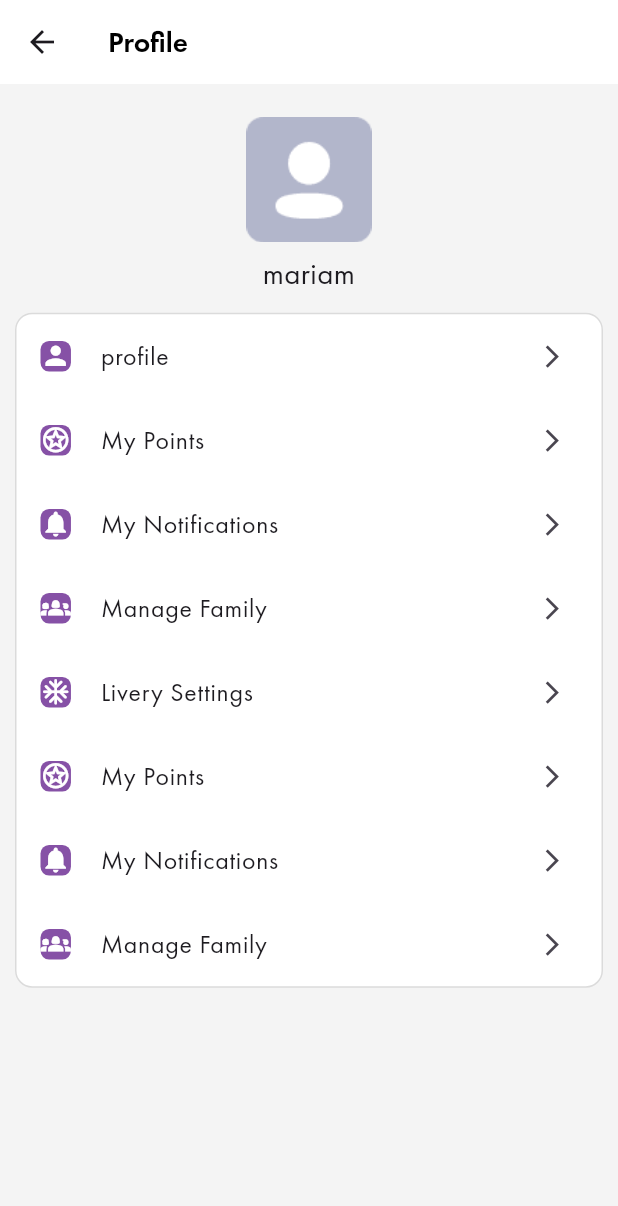
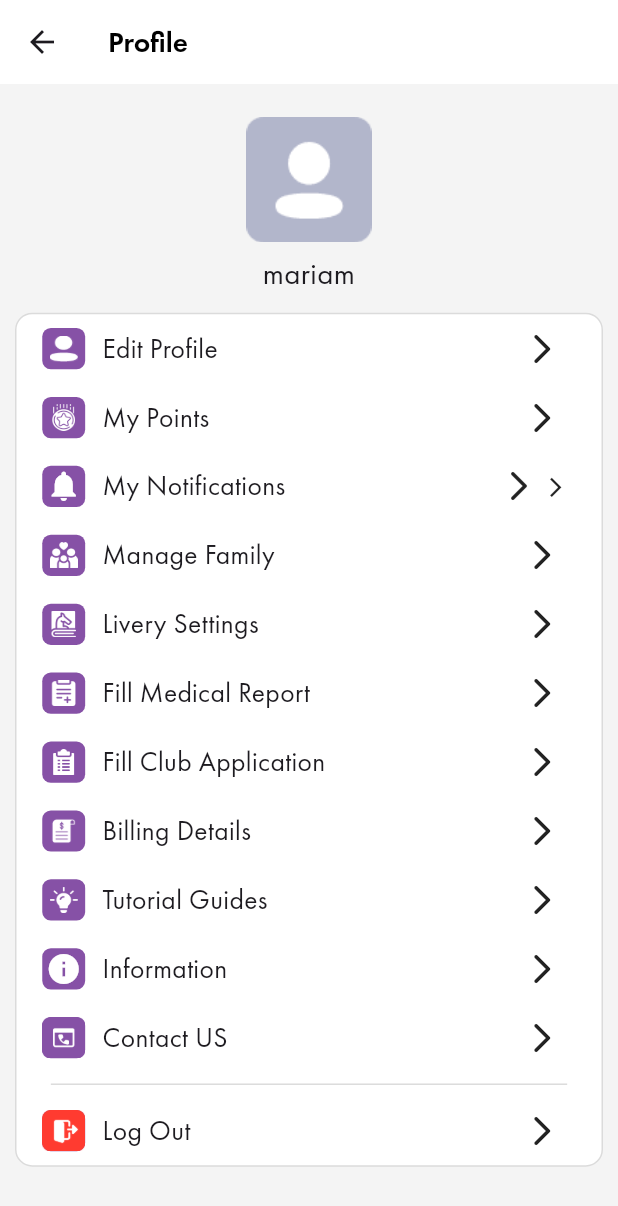
Before and after one commit to Mariamsamy26/equina_app, a Flutter app: the ProfileScreen screen opened directly, on a phone screen of 412 x 824 dp. Shown: the top 1206 px of the screen. Run offline on Flutter 3.47's test engine with Material 3 defaults, Android fonts, the phone set to English and light mode, and no system bars; our stand-ins replace convex_bottom_bar, dio, firebase_auth, firebase_core, flutter_rating_bar, flutter_screenutil and 4 more; accounts and stored records are empty; statements that could not run were skipped.

Commit message:
profile screen

```diff
--- a/lib/app/profile_cycle/views/profile_screen.dart
+++ b/lib/app/profile_cycle/views/profile_screen.dart
@@ -1,3 +1,4 @@
+import 'package:equina_task/app/profile_cycle/widgets/custom_profile_item.dart';
 import 'package:equina_task/helpers/application_dimentions.dart';
 import 'package:equina_task/styles/colors.dart';
 import 'package:equina_task/styles/text_mang.dart';
@@ -45,128 +46,199 @@ class ProfileScreen extends StatelessWidget {
               ),
               child: Column(
                 children: [
-                  ListTile(
-                    leading: Container(
+                  CustomProfileItem(
+                    title: 'Edit Profile',
+                    imgPath: 'assets/images/edit_profile.png',
+                  ),
+                  CustomProfileItem(
+                    title: 'My Points',
+                    imgPath: 'assets/images/points.png',
+                  ),
+
+                  Padding(
+                    padding: EdgeInsets.symmetric(
+                      vertical: 5.h,
+                      horizontal: 10.w,
+                    ),
+                    child: Row(
+                      children: [
+                        SizedBox(width: 5.w),
+                        SizedBox(
+                          width: 25.w,
+                          height: 23.h,
+                          child: Container(
                             decoration: BoxDecoration(
                               color: mainPurble,
-                        borderRadius: BorderRadius.all(Radius.circular(5.r)),
+                              borderRadius: BorderRadius.all(
+                                Radius.circular(5.r),
+                              ),
                             ),
 
-                      child: Icon(Icons.person, size: 17.dm, color: white),
+                            child: Icon(Icons.notifications, color: white),
                           ),
-                    title: Text("profile"),
-                    trailing: Icon(Icons.arrow_forward_ios, size: 15.dm),
                         ),
-                  ListTile(
-                    leading: Container(
+                        SizedBox(width: 10.w),
+                        Text(
+                          "My Notifications",
+                          style: TextManager.regular(fontSize: 16),
+                        ),
+                        Spacer(),
+                        Padding(
+                          padding: const EdgeInsets.all(5.0),
+                          child: Icon(Icons.arrow_forward_ios_rounded),
+                        ),
+                        Icon(Icons.arrow_forward_ios, size: 13.dm),
+                        SizedBox(width: 10.w),
+                      ],
+                    ),
+                  ),
+
+                  CustomProfileItem(
+                    title: 'Manage Family',
+                    imgPath: 'assets/images/family.png',
+                  ),
+                  CustomProfileItem(
+                    title: 'Livery Settings',
+                    imgPath: 'assets/images/book.png',
+                  ),
+                  CustomProfileItem(
+                    title: 'Fill Medical Report',
+                    imgPath: 'assets/images/medical_report.png',
+                  ),
+                  CustomProfileItem(
+                    title: 'Fill Club Application',
+                    imgPath: 'assets/images/clipboard.png',
+                  ),
+                  CustomProfileItem(
+                    title: 'Billing Details',
+                    imgPath: 'assets/images/bill.png',
+                  ),
+                  CustomProfileItem(
+                    title: 'Tutorial Guides',
+                    imgPath: 'assets/images/idea.png',
+                  ),
+
+                  Padding(
+                    padding: EdgeInsets.symmetric(
+                      vertical: 5.h,
+                      horizontal: 10.w,
+                    ),
+                    child: Row(
+                      children: [
+                        SizedBox(width: 5.w),
+                        SizedBox(
+                          width: 25.w,
+                          height: 23.h,
+                          child: Container(
                             decoration: BoxDecoration(
                               color: mainPurble,
-                        borderRadius: BorderRadius.all(Radius.circular(5.r)),
+                              borderRadius: BorderRadius.all(
+                                Radius.circular(5.r),
+                              ),
                             ),
 
-                      child: Icon(
-                        Icons.stars_outlined,
-                        size: 17.dm,
-                        color: white,
+                            child: Icon(Icons.info, color: white),
                           ),
                         ),
-                    title: Text("My Points"),
-                    trailing: Icon(Icons.arrow_forward_ios, size: 15.dm),
+                        SizedBox(width: 10.w),
+                        Text(
+                          "Information",
+                          style: TextManager.regular(fontSize: 16),
                         ),
-                  ListTile(
-                    leading: Container(
+                        Spacer(),
+                        Padding(
+                          padding: const EdgeInsets.all(5.0),
+                          child: Icon(Icons.arrow_forward_ios_rounded),
+                        ),
+                        // Icon(Icons.arrow_forward_ios, size: 13.dm),
+                        SizedBox(width: 10.w),
+                      ],
+                    ),
+                  ),
+
+                  Padding(
+                    padding: EdgeInsets.symmetric(
+                      vertical: 5.h,
+                      horizontal: 10.w,
+                    ),
+                    child: Row(
+                      children: [
+                        SizedBox(width: 5.w),
+                        SizedBox(
+                          width: 25.w,
+                          height: 23.h,
+                          child: Container(
                             decoration: BoxDecoration(
                               color: mainPurble,
-                        borderRadius: BorderRadius.all(Radius.circular(5.r)),
+                              borderRadius: BorderRadius.all(
+                                Radius.circular(5.r),
+                              ),
                             ),
 
-                      child: Icon(
-                        Icons.notifications,
-                        size: 17.dm,
-                        color: white,
+                            child: Image.asset(
+                              "assets/images/contact-us.png",
+                              fit: BoxFit.fill,
                             ),
                           ),
-                    title: Text("My Notifications"),
-                    trailing: Icon(Icons.arrow_forward_ios, size: 15.dm),
                         ),
-                  ListTile(
-                    leading: Container(
+                        SizedBox(width: 10.w),
+                        Text(
+                          "Contact US",
+                          style: TextManager.regular(fontSize: 16),
+                        ),
+                        Spacer(),
+                        Padding(
+                          padding: const EdgeInsets.all(5.0),
+                          child: Icon(Icons.arrow_forward_ios_rounded),
+                        ),
+                        // Icon(Icons.arrow_forward_ios, size: 13.dm),
+                        SizedBox(width: 10.w),
+                      ],
+                    ),
+                  ),
+
+                  Divider(color: greyBorder, indent: 20.w, endIndent: 20.w),
+
+                  Padding(
+                    padding: EdgeInsets.symmetric(
+                      vertical: 5.h,
+                      horizontal: 10.w,
+                    ),
+                    child: Row(
+                      children: [
+                        SizedBox(width: 5.w),
+                        SizedBox(
+                          width: 25.w,
+                          height: 23.h,
+                          child: Container(
                             decoration: BoxDecoration(
                               color: mainPurble,
-                        borderRadius: BorderRadius.all(Radius.circular(5.r)),
+                              borderRadius: BorderRadius.all(
+                                Radius.circular(5.r),
+                              ),
                             ),
 
-                      child: Icon(
-                        Icons.groups_2,
-                        size: 17.dm,
-                        color: white,
+                            child: Image.asset(
+                              "assets/images/logout.png",
+                              fit: BoxFit.fill,
                             ),
                           ),
-                    title: Text("Manage Family"),
-                    trailing: Icon(Icons.arrow_forward_ios, size: 15.dm),
                         ),
-
-                  ListTile(
-                    leading: Container(
-                      decoration: BoxDecoration(
-                        color: mainPurble,
-                        borderRadius: BorderRadius.all(Radius.circular(5.r)),
+                        SizedBox(width: 10.w),
+                        Text(
+                          "Log Out",
+                          style: TextManager.regular(fontSize: 16),
                         ),
-
-                      child: Icon(Icons.ac_unit_rounded, size: 17.dm, color: white),
+                        Spacer(),
+                        Padding(
+                          padding: const EdgeInsets.all(5.0),
+                          child: Icon(Icons.arrow_forward_ios_rounded),
                         ),
-                    title: Text("Livery Settings"),
-                    trailing: Icon(Icons.arrow_forward_ios, size: 15.dm),
-                  ),
-                  ListTile(
-                    leading: Container(
-                      decoration: BoxDecoration(
-                        color: mainPurble,
-                        borderRadius: BorderRadius.all(Radius.circular(5.r)),
-                      ),
-
-                      child: Icon(
-                        Icons.stars_outlined,
-                        size: 17.dm,
-                        color: white,
+                        // Icon(Icons.arrow_forward_ios, size: 13.dm),
+                        SizedBox(width: 10.w),
+                      ],
                     ),
                   ),
-                    title: Text("My Points"),
-                    trailing: Icon(Icons.arrow_forward_ios, size: 15.dm),
-                  ),
-                  ListTile(
-                    leading: Container(
-                      decoration: BoxDecoration(
-                        color: mainPurble,
-                        borderRadius: BorderRadius.all(Radius.circular(5.r)),
-                      ),
-
-                      child: Icon(
-                        Icons.notifications,
-                        size: 17.dm,
-                        color: white,
-                      ),
-                    ),
-                    title: Text("My Notifications"),
-                    trailing: Icon(Icons.arrow_forward_ios, size: 15.dm),
-                  ),
-                  ListTile(
-                    leading: Container(
-                      decoration: BoxDecoration(
-                        color: mainPurble,
-                        borderRadius: BorderRadius.all(Radius.circular(5.r)),
-                      ),
-
-                      child: Icon(
-                        Icons.groups_2,
-                        size: 17.dm,
-                        color: white,
-                      ),
-                    ),
-                    title: Text("Manage Family"),
-                    trailing: Icon(Icons.arrow_forward_ios, size: 15.dm),
-                  ),
-
                 ],
               ),
             ),
--- /dev/null
+++ b/lib/app/profile_cycle/widgets/custom_profile_item.dart
@@ -0,0 +1,51 @@
+import 'package:equina_task/styles/colors.dart';
+import 'package:equina_task/styles/text_mang.dart';
+import 'package:flutter/material.dart';
+import 'package:flutter_screenutil/flutter_screenutil.dart';
+
+class CustomProfileItem extends StatelessWidget {
+  final String imgPath;
+  final String title;
+
+  const CustomProfileItem({
+    super.key,
+    required this.title,
+    required this.imgPath,
+  });
+
+  @override
+  Widget build(BuildContext context) {
+    return Padding(
+      padding: EdgeInsets.symmetric(vertical: 5.h, horizontal: 10.w),
+      child: Row(
+        children: [
+          SizedBox(width: 5.w),
+          SizedBox(
+            width: 25.w,
+            height: 23.h,
+            child: Container(
+              decoration: BoxDecoration(
+                color: mainPurble,
+                borderRadius: BorderRadius.all(Radius.circular(5.r)),
+              ),
+
+              child: Padding(
+                padding: const EdgeInsets.all(5.0),
+                child: Image.asset(imgPath, fit: BoxFit.fill,color: white,),
+              ),
+            ),
+          ),
+          SizedBox(width: 10.w),
+          Text(title, style: TextManager.regular(fontSize: 16)),
+          Spacer(),
+          Padding(
+            padding: const EdgeInsets.all(5.0),
+            child: Icon(Icons.arrow_forward_ios_rounded),
+          ),
+          // Icon(Icons.arrow_forward_ios, size: 13.dm),
+          SizedBox(width: 10.w),
+        ],
+      ),
+    );
+  }
+}
```
Also changed, not shown: assets/images/horsesprofile.jpg (added), assets/images/points.png (added). Lines whose indentation alone changed are shown as unchanged.
